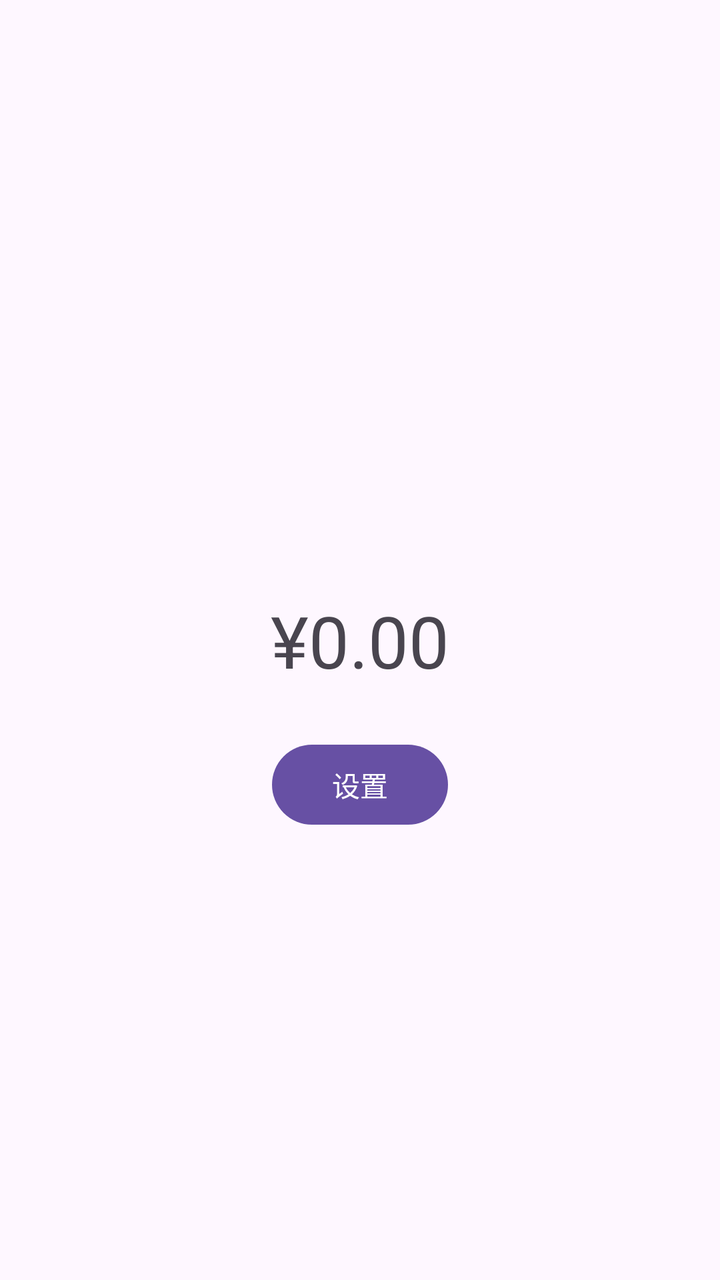
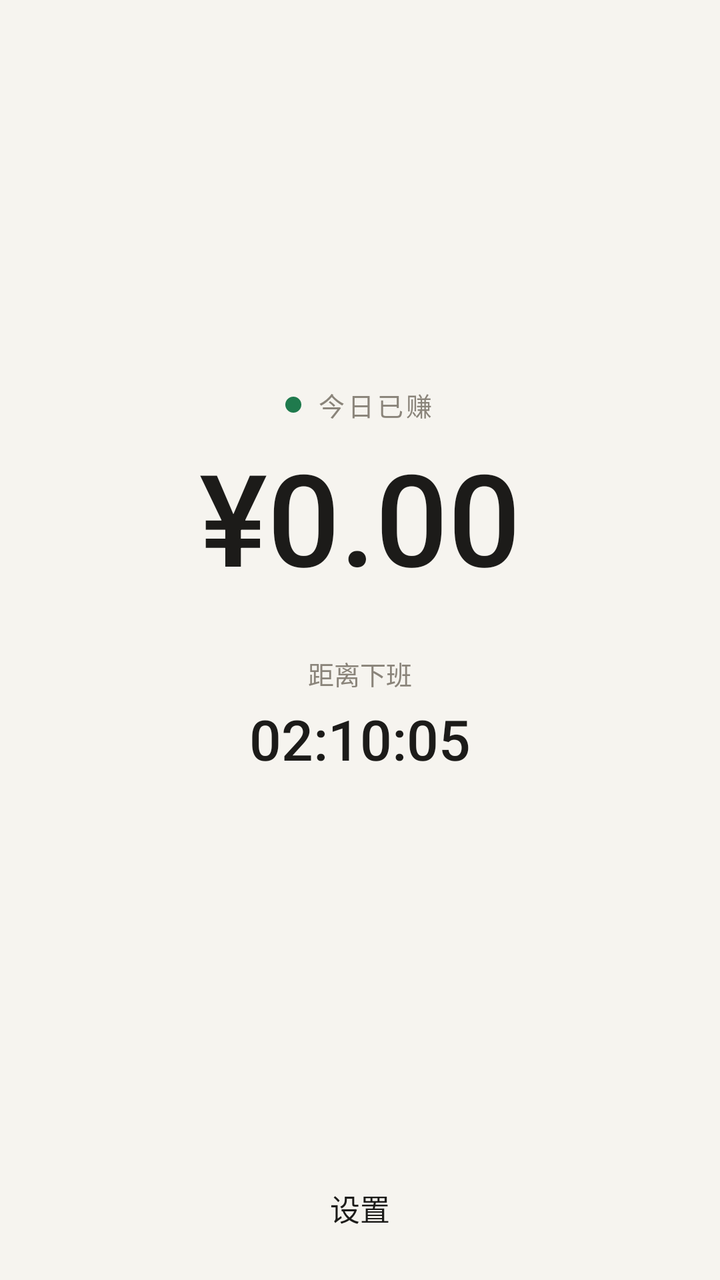

The first picture is an Android layout as it rendered before a commit; the second is the same layout after the commit. The layout source and the unified diff follow.
<!-- AndroidManifest.xml: application theme Theme.Salary_Calculator -->
<!-- res/layout/activity_main.xml -->
<?xml version="1.0" encoding="utf-8"?>
<androidx.constraintlayout.widget.ConstraintLayout xmlns:android="http://schemas.android.com/apk/res/android"
    xmlns:app="http://schemas.android.com/apk/res-auto"
    xmlns:tools="http://schemas.android.com/tools"
    android:id="@+id/main"
    android:layout_width="match_parent"
    android:layout_height="match_parent"
    tools:context=".MainActivity">

    <TextView
        android:id="@+id/tv_earned"
        android:layout_width="wrap_content"
        android:layout_height="wrap_content"
        android:text="¥0.00"
        android:textSize="36sp"
        app:layout_constraintBottom_toBottomOf="parent"
        app:layout_constraintEnd_toEndOf="parent"
        app:layout_constraintStart_toStartOf="parent"
        app:layout_constraintTop_toTopOf="parent" />

    <Button
        android:id="@+id/btn_settings"
        android:layout_width="wrap_content"
        android:layout_height="wrap_content"
        android:text="设置"
        app:layout_constraintTop_toBottomOf="@id/tv_earned"
        app:layout_constraintStart_toStartOf="parent"
        app:layout_constraintEnd_toEndOf="parent"
        android:layout_marginTop="24dp"
        />

</androidx.constraintlayout.widget.ConstraintLayout>
<!-- resources referenced by this layout -->
<resources>
  <style name="Theme.Salary_Calculator" parent="Base.Theme.Salary_Calculator" />
  <style name="Base.Theme.Salary_Calculator" parent="Theme.Material3.DayNight.NoActionBar">
          
          
      </style>
</resources>

<!-- the commit's change to res/layout/activity_main.xml (unified diff, before → after) -->
@@ -5,28 +5,84 @@
     android:id="@+id/main"
     android:layout_width="match_parent"
     android:layout_height="match_parent"
+    android:background="@color/home_bg"
     tools:context=".MainActivity">
 
-    <TextView
-        android:id="@+id/tv_earned"
+    <LinearLayout
+        android:layout_width="0dp"
+        android:layout_height="wrap_content"
+        android:gravity="center_horizontal"
+        android:orientation="vertical"
+        android:paddingHorizontal="32dp"
+        app:layout_constraintBottom_toTopOf="@id/btn_settings"
+        app:layout_constraintEnd_toEndOf="parent"
+        app:layout_constraintStart_toStartOf="parent"
+        app:layout_constraintTop_toTopOf="parent">
+
+        <LinearLayout
+            android:layout_width="wrap_content"
+            android:layout_height="wrap_content"
+            android:gravity="center_vertical"
+            android:orientation="horizontal">
+
+            <View
+                android:layout_width="8dp"
+                android:layout_height="8dp"
+                android:background="@drawable/bg_live_dot" />
+
+            <TextView
+                android:layout_width="wrap_content"
+                android:layout_height="wrap_content"
+                android:layout_marginStart="8dp"
+                android:letterSpacing="0.12"
+                android:text="今日已赚"
+                android:textColor="@color/home_muted"
+                android:textSize="13sp" />
+        </LinearLayout>
+
+        <TextView
+            android:id="@+id/tv_earned"
+            android:layout_width="wrap_content"
+            android:layout_height="wrap_content"
+            android:layout_marginTop="12dp"
+            android:fontFamily="sans-serif-medium"
+            android:includeFontPadding="false"
+            android:text="¥0.00"
+            android:textColor="@color/home_ink"
+            android:textSize="64sp" />
+
+        <TextView
+            android:id="@+id/tv_countdown_label"
+            android:layout_width="wrap_content"
+            android:layout_height="wrap_content"
+            android:layout_marginTop="28dp"
+            android:text="距离下班"
+            android:textColor="@color/home_muted"
+            android:textSize="13sp" />
+
+        <TextView
+            android:id="@+id/tv_countdown"
+            android:layout_width="wrap_content"
+            android:layout_height="wrap_content"
+            android:layout_marginTop="8dp"
+            android:fontFamily="sans-serif-medium"
+            android:includeFontPadding="false"
+            android:text="02:10:05"
+            android:textColor="@color/home_ink"
+            android:textSize="28sp" />
+    </LinearLayout>
+
+    <com.google.android.material.button.MaterialButton
+        android:id="@+id/btn_settings"
+        style="@style/Widget.Material3.Button.TextButton"
         android:layout_width="wrap_content"
         android:layout_height="wrap_content"
-        android:text="¥0.00"
-        android:textSize="36sp"
+        android:layout_marginBottom="12dp"
+        android:text="设置"
+        android:textColor="@color/home_ink"
+        android:textSize="15sp"
         app:layout_constraintBottom_toBottomOf="parent"
         app:layout_constraintEnd_toEndOf="parent"
-        app:layout_constraintStart_toStartOf="parent"
-        app:layout_constraintTop_toTopOf="parent" />
-
-    <Button
-        android:id="@+id/btn_settings"
-        android:layout_width="wrap_content"
-        android:layout_height="wrap_content"
-        android:text="设置"
-        app:layout_constraintTop_toBottomOf="@id/tv_earned"
-        app:layout_constraintStart_toStartOf="parent"
-        app:layout_constraintEnd_toEndOf="parent"
-        android:layout_marginTop="24dp"
-        />
+        app:layout_constraintStart_toStartOf="parent" />
 
 </androidx.constraintlayout.widget.ConstraintLayout>
<!-- resource entries referenced after the edit -->
@@ -1,9 +1,25 @@
 <!-- resources referenced by this layout -->
 <resources>
+  <color name="home_bg">#F6F4EF</color>
+  <color name="home_ink">#1C1B19</color>
+  <color name="home_muted">#8A847A</color>
+  <!-- drawable bg_live_dot (drawable) -->
+  <?xml version="1.0" encoding="utf-8"?>
+  <shape xmlns:android="http://schemas.android.com/apk/res/android"
+      android:shape="oval">
+      <size
+          android:width="8dp"
+          android:height="8dp" />
+      <solid android:color="@color/home_live" />
+  </shape>
   <style name="Theme.Salary_Calculator" parent="Base.Theme.Salary_Calculator" />
+  <color name="home_live">#1F7A4D</color>
   <style name="Base.Theme.Salary_Calculator" parent="Theme.Material3.DayNight.NoActionBar">
-          
-          
+          <item name="colorPrimary">@color/home_ink</item>
+          <item name="android:windowBackground">@color/home_bg</item>
+          <item name="android:statusBarColor">@color/home_bg</item>
+          <item name="android:navigationBarColor">@color/home_bg</item>
+          <item name="android:windowLightStatusBar">true</item>
       </style>
 </resources>
 
